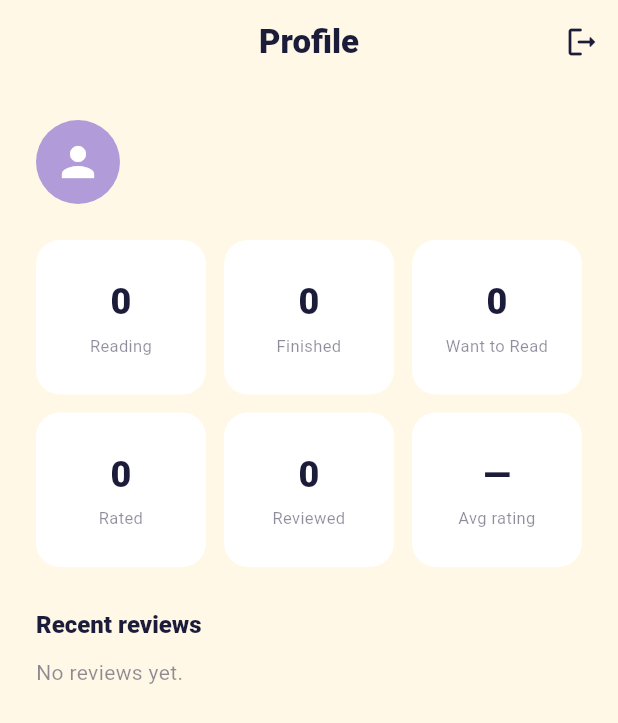
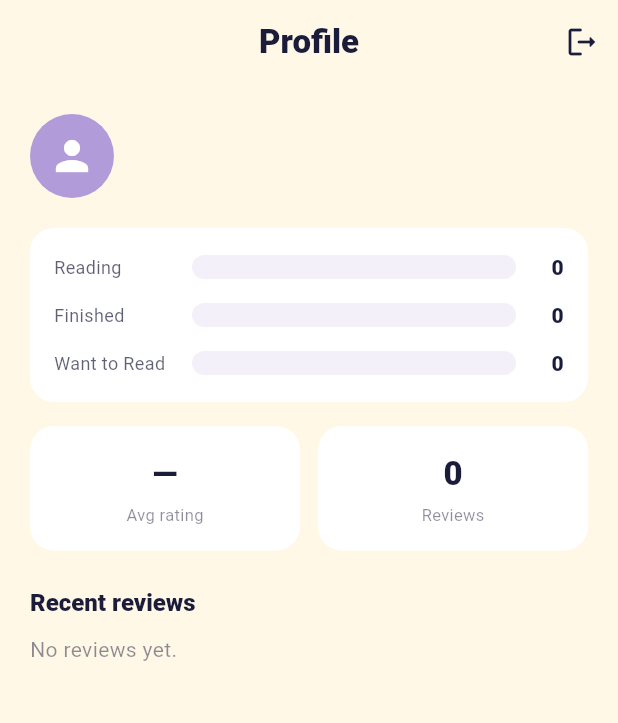
Before and after one commit to NetKanet/myshelf, a Flutter app: the ProfileScreen screen opened directly, on a phone screen of 412 x 824 dp. Shown: the top 723 px of the screen. Run offline on Flutter 3.47's test engine with Material 3 defaults, Android fonts, the phone set to English and light mode, and no system bars; our stand-ins replace cached_network_image, flutter_riverpod, flutter_svg, go_router, google_sign_in, supabase_flutter; missing offline and left inert: mobile_scanner; accounts and stored records are empty.

Commit message:
feat(v2): year-grouped shelf, visual profile dashboard, drop Rated/Reviewed filters
- Shelf: group books into sections with divider headers — finished books by
  finish year (2026, 2025, …), then Reading / Want to Read; per-card status
  badge hidden (the section header conveys it). groupShelf() unit-tested.
- Profile: visual dashboard — proportional status bars (Reading/Finished/
  Want to Read), avg rating as stars, reviews count, and a 'Finished per
  year' bar chart; replaces the plain number grid.
- Remove 'Rated' and 'Reviewed' from shelf filters (kept All/Reading/
  Finished/Want to Read); profile still counts them.

flutter analyze: 0 issues. Tests: 16 passing.

Co-Authored-By: Claude Opus 4.8 <noreply@anthropic.com>

```diff
--- a/app/lib/features/profile/profile_screen.dart
+++ b/app/lib/features/profile/profile_screen.dart
@@ -12,10 +12,9 @@ class ProfileScreen extends ConsumerWidget {
   @override
   Widget build(BuildContext context, WidgetRef ref) {
     final user = ref.watch(currentUserProvider);
-    final stats = ref.watch(profileStatsProvider);
-    final name = user?.userMetadata?['name'] as String? ??
-        user?.email ??
-        'Reader';
+    final statsAsync = ref.watch(profileStatsProvider);
+    final name =
+        user?.userMetadata?['name'] as String? ?? user?.email ?? 'Reader';
 
     return Scaffold(
       appBar: AppBar(
@@ -29,46 +28,56 @@ class ProfileScreen extends ConsumerWidget {
           ),
         ],
       ),
-      body: stats.when(
+      body: statsAsync.when(
         loading: () => const Center(child: CircularProgressIndicator()),
         error: (e, _) => Center(child: Text('Error: $e')),
         data: (s) => ListView(
-          padding: const EdgeInsets.all(24),
+          padding: const EdgeInsets.all(20),
           children: [
             _Header(name: name, email: user?.email),
-            const SizedBox(height: 24),
-            GridView.count(
-              crossAxisCount: 3,
-              shrinkWrap: true,
-              physics: const NeverScrollableScrollPhysics(),
-              mainAxisSpacing: 12,
-              crossAxisSpacing: 12,
-              childAspectRatio: 1.1,
+            const SizedBox(height: 20),
+            _StatusBreakdown(s: s),
+            const SizedBox(height: 16),
+            Row(
               children: [
-                _StatCard(label: 'Reading', value: '${s.reading}'),
-                _StatCard(label: 'Finished', value: '${s.finished}'),
-                _StatCard(label: 'Want to Read', value: '${s.wantToRead}'),
-                _StatCard(label: 'Rated', value: '${s.rated}'),
-                _StatCard(label: 'Reviewed', value: '${s.reviewed}'),
-                _StatCard(
-                  label: 'Avg rating',
-                  value: s.avgRating == null
-                      ? '—'
-                      : s.avgRating!.toStringAsFixed(1),
+                Expanded(
+                  child: _MiniMetric(
+                    label: 'Avg rating',
+                    child: s.avgRating == null
+                        ? const Text('—',
+                            style: TextStyle(
+                                fontSize: 22,
+                                fontWeight: FontWeight.w800,
+                                color: AppColors.navy))
+                        : _StarsValue(value: s.avgRating!),
+                  ),
+                ),
+                const SizedBox(width: 12),
+                Expanded(
+                  child: _MiniMetric(
+                    label: 'Reviews',
+                    child: Text('${s.reviewed}',
+                        style: const TextStyle(
+                            fontSize: 22,
+                            fontWeight: FontWeight.w800,
+                            color: AppColors.navy)),
+                  ),
                 ),
               ],
             ),
-            const SizedBox(height: 28),
-            Text('Recent reviews',
-                style: Theme.of(context)
-                    .textTheme
-                    .titleLarge
-                    ?.copyWith(fontSize: 16)),
+            const SizedBox(height: 24),
+            if (s.finishedByYear.isNotEmpty) ...[
+              _SectionTitle('Finished per year'),
+              const SizedBox(height: 12),
+              _YearChart(data: s.finishedByYear),
+              const SizedBox(height: 24),
+            ],
+            _SectionTitle('Recent reviews'),
             const SizedBox(height: 12),
             if (s.recentReviews.isEmpty)
               Text('No reviews yet.',
-                  style: TextStyle(
-                      color: AppColors.navy.withValues(alpha: 0.5)))
+                  style:
+                      TextStyle(color: AppColors.navy.withValues(alpha: 0.5)))
             else
               ...s.recentReviews.map((ub) => Card(
                     color: Colors.white,
@@ -85,8 +94,7 @@ class ProfileScreen extends ConsumerWidget {
                           maxLines: 2, overflow: TextOverflow.ellipsis),
                       trailing: ub.rating != null
                           ? Text('${ub.rating}★',
-                              style:
-                                  const TextStyle(color: AppColors.navy))
+                              style: const TextStyle(color: AppColors.navy))
                           : null,
                     ),
                   )),
@@ -134,29 +142,115 @@ class _Header extends StatelessWidget {
   }
 }
 
-class _StatCard extends StatelessWidget {
-  final String label;
-  final String value;
-  const _StatCard({required this.label, required this.value});
+/// Horizontal proportional bars for Reading / Finished / Want to Read.
+class _StatusBreakdown extends StatelessWidget {
+  final ProfileStats s;
+  const _StatusBreakdown({required this.s});
 
   @override
   Widget build(BuildContext context) {
+    final max = [s.reading, s.finished, s.wantToRead, 1]
+        .reduce((a, b) => a > b ? a : b);
     return Container(
+      padding: const EdgeInsets.all(16),
       decoration: BoxDecoration(
         color: Colors.white,
         borderRadius: BorderRadius.circular(16),
       ),
       child: Column(
-        mainAxisAlignment: MainAxisAlignment.center,
         children: [
-          Text(value,
+          _Bar(
+              label: 'Reading',
+              value: s.reading,
+              max: max,
+              color: AppColors.lavender),
+          const SizedBox(height: 12),
+          _Bar(
+              label: 'Finished',
+              value: s.finished,
+              max: max,
+              color: AppColors.mint),
+          const SizedBox(height: 12),
+          _Bar(
+              label: 'Want to Read',
+              value: s.wantToRead,
+              max: max,
+              color: AppColors.coral),
+        ],
+      ),
+    );
+  }
+}
+
+class _Bar extends StatelessWidget {
+  final String label;
+  final int value;
+  final int max;
+  final Color color;
+  const _Bar(
+      {required this.label,
+      required this.value,
+      required this.max,
+      required this.color});
+
+  @override
+  Widget build(BuildContext context) {
+    return Row(
+      children: [
+        SizedBox(
+          width: 92,
+          child: Text(label,
+              style: TextStyle(
+                  fontSize: 12,
+                  color: AppColors.navy.withValues(alpha: 0.7))),
+        ),
+        Expanded(
+          child: ClipRRect(
+            borderRadius: BorderRadius.circular(8),
+            child: Stack(
+              children: [
+                Container(
+                    height: 16,
+                    color: AppColors.lavender.withValues(alpha: 0.15)),
+                FractionallySizedBox(
+                  widthFactor: max == 0 ? 0 : value / max,
+                  child: Container(height: 16, color: color),
+                ),
+              ],
+            ),
+          ),
+        ),
+        const SizedBox(width: 10),
+        SizedBox(
+          width: 22,
+          child: Text('$value',
+              textAlign: TextAlign.right,
               style: const TextStyle(
-                  fontSize: 24,
-                  fontWeight: FontWeight.w800,
-                  color: AppColors.navy)),
+                  fontWeight: FontWeight.w800, color: AppColors.navy)),
+        ),
+      ],
+    );
+  }
+}
+
+class _MiniMetric extends StatelessWidget {
+  final String label;
+  final Widget child;
+  const _MiniMetric({required this.label, required this.child});
+
+  @override
+  Widget build(BuildContext context) {
+    return Container(
+      padding: const EdgeInsets.symmetric(vertical: 16),
+      decoration: BoxDecoration(
+        color: Colors.white,
+        borderRadius: BorderRadius.circular(16),
+      ),
+      child: Column(
+        children: [
+          child,
           const SizedBox(height: 4),
           Text(label,
-              textAlign: TextAlign.center,
               style: TextStyle(
                   fontSize: 11,
                   color: AppColors.navy.withValues(alpha: 0.5))),
@@ -165,3 +259,72 @@ class _StatCard extends StatelessWidget {
     );
   }
 }
+
+class _StarsValue extends StatelessWidget {
+  final double value;
+  const _StarsValue({required this.value});
+
+  @override
+  Widget build(BuildContext context) {
+    return Row(
+      mainAxisAlignment: MainAxisAlignment.center,
+      children: [
+        ...List.generate(5, (i) {
+          final pos = i + 1;
+          final icon = value >= pos
+              ? Icons.star_rounded
+              : value >= pos - 0.5
+                  ? Icons.star_half_rounded
+                  : Icons.star_outline_rounded;
+          return Icon(icon, size: 16, color: AppColors.yellow);
+        }),
+        const SizedBox(width: 6),
+        Text(value.toStringAsFixed(1),
+            style: const TextStyle(
+                fontWeight: FontWeight.w800, color: AppColors.navy)),
+      ],
+    );
+  }
+}
+
+/// Simple horizontal bar chart of finished books per year.
+class _YearChart extends StatelessWidget {
+  final List<MapEntry<int, int>> data;
+  const _YearChart({required this.data});
+
+  @override
+  Widget build(BuildContext context) {
+    final max = data.map((e) => e.value).reduce((a, b) => a > b ? a : b);
+    return Container(
+      padding: const EdgeInsets.all(16),
+      decoration: BoxDecoration(
+        color: Colors.white,
+        borderRadius: BorderRadius.circular(16),
+      ),
+      child: Column(
+        children: [
+          for (final e in data) ...[
+            _Bar(
+                label: '${e.key}',
+                value: e.value,
+                max: max,
+                color: AppColors.yellow),
+            if (e != data.last) const SizedBox(height: 12),
+          ],
+        ],
+      ),
+    );
+  }
+}
+
+class _SectionTitle extends StatelessWidget {
+  final String text;
+  const _SectionTitle(this.text);
+
+  @override
+  Widget build(BuildContext context) {
+    return Text(text,
+        style:
+            Theme.of(context).textTheme.titleLarge?.copyWith(fontSize: 16));
+  }
+}
```
Also changed, not shown: app/lib/features/profile/profile_provider.dart (+13 -0 lines), app/lib/features/shelf/shelf_provider.dart (+30 -10 lines), app/lib/features/shelf/shelf_screen.dart (+53 -16 lines), 1 other file.
